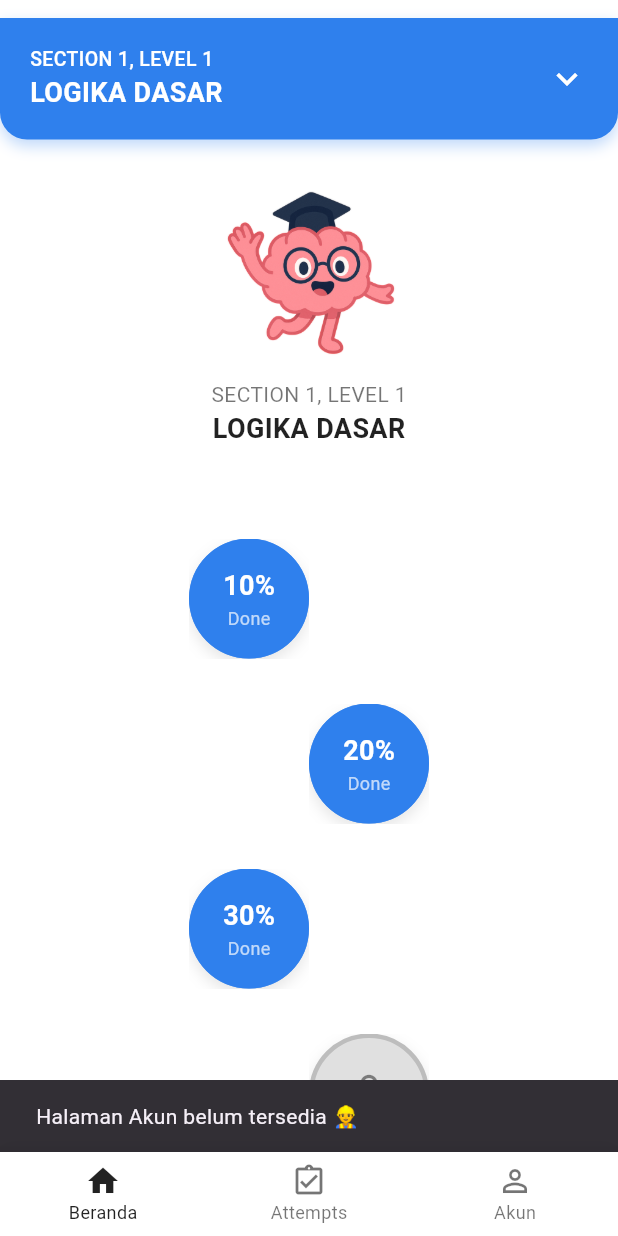
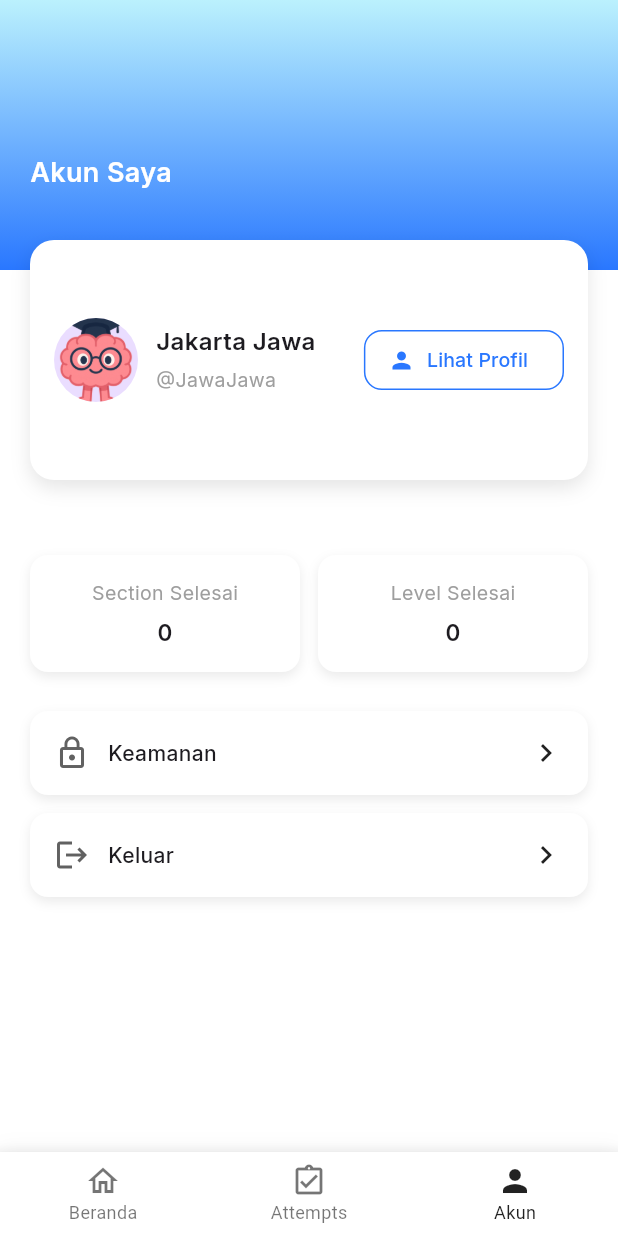
Before and after one commit to rakanysr/logilearn_mobile, a Flutter app: the screen it shows after launch, item 3 of the bottom bar chosen, on a phone screen of 412 x 824 dp. Run offline on Flutter 3.47's test engine with Material 3 defaults, Android fonts, the phone set to English and light mode, and no system bars; our stand-ins replace google_fonts.

Commit message:
feat: View Akun

```diff
--- /dev/null
+++ b/lib/view/account_view.dart
@@ -0,0 +1,337 @@
+import 'package:flutter/material.dart';
+import 'package:logilearn/widget/bottombar.dart';
+import 'package:logilearn/view/widgetAccount/security_view.dart';
+import 'package:google_fonts/google_fonts.dart';
+
+class AccountView extends StatelessWidget {
+  const AccountView({super.key});
+
+  @override
+  Widget build(BuildContext context) {
+    return Scaffold(
+      backgroundColor: Colors.white,
+
+      body: Column(
+        children: [
+          Container(
+            width: double.infinity,
+            height: 180,
+            decoration: const BoxDecoration(
+              gradient: LinearGradient(
+                colors: [Color.fromARGB(255, 187, 241, 253), Color(0xFF2977FF)],
+                begin: Alignment.topCenter,
+                end: Alignment.bottomCenter,
+              ),
+            ),
+            padding: const EdgeInsets.only(left: 20, right: 20, top: 50),
+            alignment: Alignment.centerLeft,
+            child: const Text(
+              'Akun Saya',
+              style: TextStyle(
+                fontFamily: 'Inter',
+                fontWeight: FontWeight.w600,
+                color: Colors.white,
+                fontSize: 18,
+              ),
+            ),
+          ),
+
+          Expanded(
+            child: SingleChildScrollView(
+              child: Column(
+                children: [
+                  Transform.translate(
+                    offset: const Offset(0, -30),
+                    child: Container(
+                      height: 160,
+                      margin: const EdgeInsets.symmetric(
+                        horizontal: 20,
+                        vertical: 10,
+                      ),
+                      padding: const EdgeInsets.all(16),
+                      decoration: BoxDecoration(
+                        color: Colors.white,
+                        borderRadius: BorderRadius.circular(16),
+                        boxShadow: [
+                          BoxShadow(
+                            color: Colors.black.withOpacity(0.1),
+                            blurRadius: 10,
+                            offset: const Offset(0, 5),
+                          ),
+                        ],
+                      ),
+                      child: Row(
+                        children: [
+                          const CircleAvatar(
+                            radius: 28,
+                            backgroundImage: const AssetImage(
+                              'assets/images/Mascot buntung.png',
+                            ),
+                          ),
+                          const SizedBox(width: 12),
+                          const Expanded(
+                            child: Column(
+                              crossAxisAlignment: CrossAxisAlignment.start,
+                              children: [
+                                SizedBox(height: 40),
+                                Text(
+                                  'Jakarta Jawa',
+                                  style: TextStyle(
+                                    fontFamily: 'Inter',
+                                    fontWeight: FontWeight.w600,
+                                    fontSize: 16,
+                                  ),
+                                ),
+                                SizedBox(height: 5),
+                                Text(
+                                  '@JawaJawa',
+                                  style: TextStyle(
+                                    fontFamily: 'Inter',
+                                    fontSize: 13,
+                                    color: Colors.grey,
+                                  ),
+                                ),
+                              ],
+                            ),
+                          ),
+                          ElevatedButton.icon(
+                            onPressed: () {},
+                            style: ElevatedButton.styleFrom(
+                              backgroundColor: Colors.white,
+                              side: const BorderSide(color: Color(0xFF2977FF)),
+                              shape: RoundedRectangleBorder(
+                                borderRadius: BorderRadius.circular(12),
+                              ),
+                              elevation: 0,
+                            ),
+                            icon: const Icon(
+                              Icons.person,
+                              color: Color(0xFF2977FF),
+                              size: 18,
+                            ),
+                            label: const Text(
+                              'Lihat Profil',
+                              style: TextStyle(
+                                fontFamily: 'Inter',
+                                color: Color(0xFF2977FF),
+                                fontSize: 13,
+                                fontWeight: FontWeight.w500,
+                              ),
+                            ),
+                          ),
+                        ],
+                      ),
+                    ),
+                  ),
+
+                  Padding(
+                    padding: const EdgeInsets.symmetric(
+                      horizontal: 20,
+                      vertical: 10,
+                    ),
+                    child: Row(
+                      children: [
+                        Expanded(child: _buildStatCard('Section Selesai', '0')),
+                        const SizedBox(width: 12),
+                        Expanded(child: _buildStatCard('Level Selesai', '0')),
+                      ],
+                    ),
+                  ),
+
+                  const SizedBox(height: 10),
+
+                  _buildMenuItem(
+                    icon: Icons.lock_outline,
+                    text: 'Keamanan',
+                    onTap: () {
+                      Navigator.push(
+                        context,
+                        MaterialPageRoute(
+                          builder: (context) => const SecurityView(),
+                        ),
+                      );
+                    },
+                  ),
+
+                  _buildMenuItem(
+                    icon: Icons.logout,
+                    text: 'Keluar',
+                    onTap: () => _showLogoutDialog(context),
+                  ),
+
+                  const SizedBox(height: 40),
+                ],
+              ),
+            ),
+          ),
+        ],
+      ),
+
+      bottomNavigationBar: const BottomNavBar(currentIndex: 2),
+    );
+  }
+
+  Widget _buildStatCard(String title, String value) {
+    return Container(
+      padding: const EdgeInsets.symmetric(vertical: 16),
+      decoration: BoxDecoration(
+        color: Colors.white,
+        borderRadius: BorderRadius.circular(12),
+        boxShadow: [
+          BoxShadow(
+            color: Colors.black.withOpacity(0.08),
+            blurRadius: 6,
+            offset: const Offset(0, 3),
+          ),
+        ],
+      ),
+      child: Column(
+        children: [
+          Text(
+            title,
+            style: const TextStyle(
+              fontFamily: 'Inter',
+              fontSize: 13,
+              color: Colors.grey,
+            ),
+          ),
+          const SizedBox(height: 6),
+          Text(
+            value,
+            style: const TextStyle(
+              fontFamily: 'Inter',
+              fontWeight: FontWeight.w600,
+              fontSize: 15,
+            ),
+          ),
+        ],
+      ),
+    );
+  }
+
+  Widget _buildMenuItem({
+    required IconData icon,
+    required String text,
+    required VoidCallback onTap,
+  }) {
+    return Padding(
+      padding: const EdgeInsets.symmetric(horizontal: 20, vertical: 6),
+      child: InkWell(
+        onTap: onTap,
+        borderRadius: BorderRadius.circular(12),
+        child: Ink(
+          padding: const EdgeInsets.symmetric(horizontal: 16, vertical: 16),
+          decoration: BoxDecoration(
+            color: Colors.white,
+            borderRadius: BorderRadius.circular(12),
+            boxShadow: [
+              BoxShadow(
+                color: Colors.black.withOpacity(0.08),
+                blurRadius: 6,
+                offset: const Offset(0, 3),
+              ),
+            ],
+          ),
+          child: Row(
+            children: [
+              Icon(icon, color: Colors.grey[700]),
+              const SizedBox(width: 12),
+              Expanded(
+                child: Text(
+                  text,
+                  style: const TextStyle(
+                    fontFamily: 'Inter',
+                    fontSize: 14,
+                    fontWeight: FontWeight.w500,
+                  ),
+                ),
+              ),
+              const Icon(Icons.chevron_right),
+            ],
+          ),
+        ),
+      ),
+    );
+  }
+}
+
+void _showLogoutDialog(BuildContext context) {
+  showDialog(
+    context: context,
+    barrierDismissible: false,
+    builder: (BuildContext context) {
+      return AlertDialog(
+        shape: RoundedRectangleBorder(borderRadius: BorderRadius.circular(16)),
+        title: Center(
+          child: Text(
+            'Keluar',
+            style: GoogleFonts.getFont(
+              'Inter',
+              fontWeight: FontWeight.w700,
+              color: Colors.black,
+            ),
+          ),
+        ),
+        content: Text(
+          'Apakah anda yakin untuk keluar dari akun anda?',
+          textAlign: TextAlign.center,
+          style: GoogleFonts.getFont(
+            'Inter',
+            fontSize: 14,
+            color: Colors.black87,
+          ),
+        ),
+        actionsAlignment: MainAxisAlignment.center,
+        actions: [
+          Row(
+            mainAxisAlignment: MainAxisAlignment.center,
+            children: [
+              ElevatedButton(
+                style: ElevatedButton.styleFrom(
+                  backgroundColor: const Color(0xFFFFA8A8),
+                  minimumSize: const Size(100, 40),
+                  shape: RoundedRectangleBorder(
+                    borderRadius: BorderRadius.circular(10),
+                  ),
+                ),
+                onPressed: () {
+                  Navigator.pop(context);
+                },
+                child: Text(
+                  'TIDAK',
+                  style: GoogleFonts.getFont(
+                    'Inter',
+                    color: Colors.white,
+                    fontWeight: FontWeight.w600,
+                  ),
+                ),
+              ),
+              const SizedBox(width: 16),
+              ElevatedButton(
+                style: ElevatedButton.styleFrom(
+                  backgroundColor: const Color(0xFF2977FF),
+                  minimumSize: const Size(100, 40),
+                  shape: RoundedRectangleBorder(
+                    borderRadius: BorderRadius.circular(10),
+                  ),
+                ),
+                onPressed: () {
+                  Navigator.pop(context);
+                  // Tambahkan logout di sini
+                },
+                child: Text(
+                  'YA',
+                  style: GoogleFonts.getFont(
+                    'Inter',
+                    color: Colors.white,
+                    fontWeight: FontWeight.w600,
+                  ),
+                ),
+              ),
+            ],
+          ),
+        ],
+      );
+    },
+  );
+}
```
Also changed, not shown: lib/view/widgetAccount/security_view.dart (added, +139 -0 lines), lib/widget/bottombar.dart (+5 -5 lines), 1 other file.
